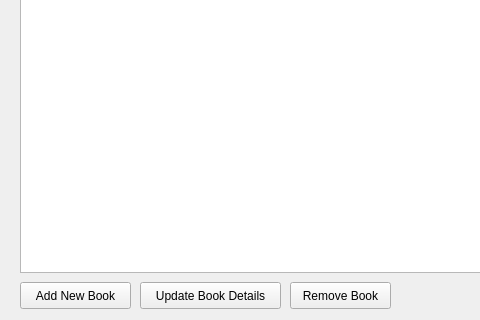
The window that client/ContentView/contentview.ui (RemyGratwohl/cuTPS_D4_teaQup) describes before a commit, drawn with Qt 5; both pictures show x 0 to 480 and y 88 to 408 of the 588 by 408 pixel window.
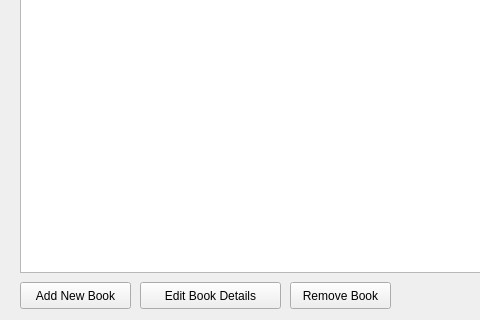
The same window after the commit.

Commit message: Added content manager book and course tables.

Patch:
```diff
--- a/client/ContentView/contentview.ui
+++ b/client/ContentView/contentview.ui
@@ -67,7 +67,7 @@
       </rect>
      </property>
      <property name="text">
-      <string>Update Book Details</string>
+      <string>Edit Book Details</string>
      </property>
     </widget>
     <widget class="QLabel" name="TitleLabel">
```
Left out of the diff: 2 changed lines with no effect on the pictures. The commit also changes 10 other files.
